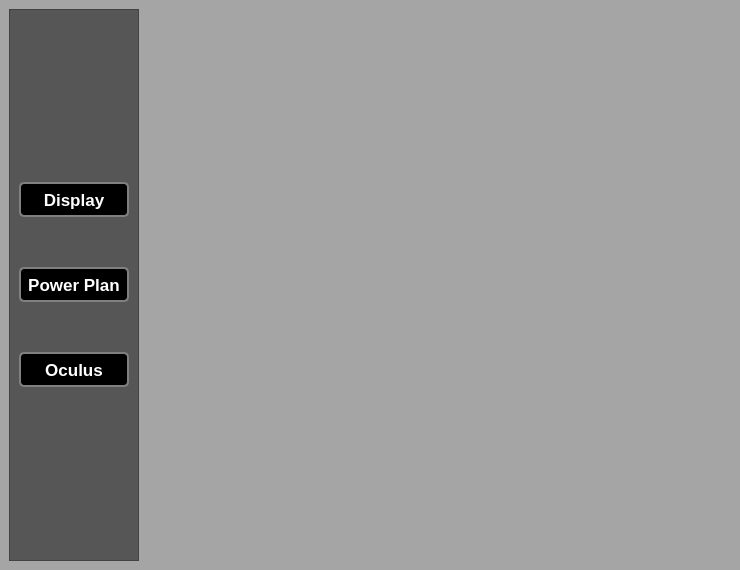
This is ui/settingsMenu.ui in donnie58744/W.A.D.D.L.E as Qt 5 draws it before an edit. The edited form follows.
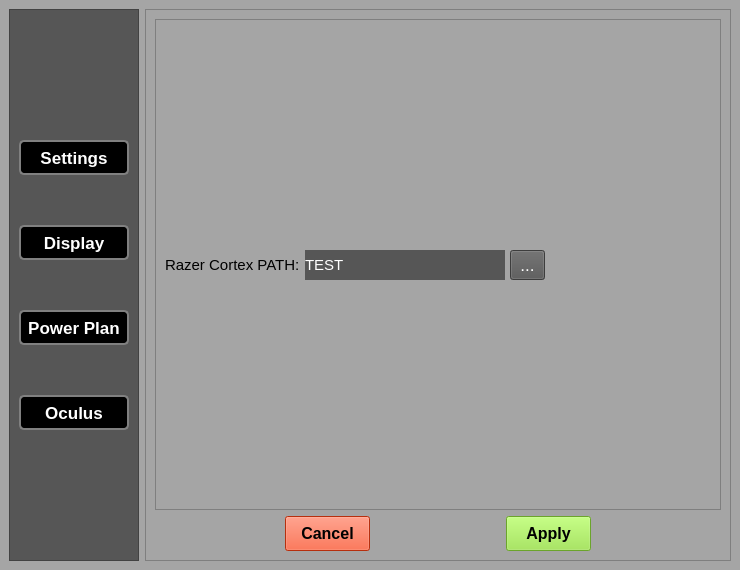
This is the edited form.

Diff of the .ui file:
```diff
--- a/ui/settingsMenu.ui
+++ b/ui/settingsMenu.ui
@@ -65,6 +65,30 @@
           <property name="spacing">
            <number>50</number>
           </property>
+          <item>
+           <widget class="QPushButton" name="settingsBtn">
+            <property name="minimumSize">
+             <size>
+              <width>0</width>
+              <height>35</height>
+             </size>
+            </property>
+            <property name="cursor">
+             <cursorShape>PointingHandCursor</cursorShape>
+            </property>
+            <property name="styleSheet">
+             <string notr="true">background-color: rgb(0, 0, 0);
+color: rgb(255, 255, 255);
+font-size:17px;
+font-weight:800;
+border: 2px solid grey;
+border-radius: 5px;</string>
+            </property>
+            <property name="text">
+             <string>Settings</string>
+            </property>
+           </widget>
+          </item>
           <item>
            <widget class="QPushButton" name="displayBtn">
             <property name="sizePolicy">
@@ -81,7 +105,7 @@
             </property>
             <property name="font">
              <font>
-              <pointsize>13</pointsize>
+              <pointsize>-1</pointsize>
               <weight>99</weight>
               <bold>true</bold>
              </font>
@@ -92,6 +116,7 @@
             <property name="styleSheet">
              <string notr="true">background-color: rgb(0, 0, 0);
 color: rgb(255, 255, 255);
+font-size:17px;
 font-weight:800;
 border: 2px solid grey;
 border-radius: 5px;</string>
@@ -111,7 +136,7 @@
             </property>
             <property name="font">
              <font>
-              <pointsize>13</pointsize>
+              <pointsize>-1</pointsize>
               <weight>99</weight>
               <bold>true</bold>
              </font>
@@ -122,6 +147,7 @@
             <property name="styleSheet">
              <string notr="true">background-color: rgb(0, 0, 0);
 color: rgb(255, 255, 255);
+font-size:17px;
 font-weight:800;
 border: 2px solid grey;
 border-radius: 5px;</string>
@@ -141,7 +167,7 @@
             </property>
             <property name="font">
              <font>
-              <pointsize>13</pointsize>
+              <pointsize>-1</pointsize>
               <weight>99</weight>
               <bold>true</bold>
              </font>
@@ -152,6 +178,7 @@
             <property name="styleSheet">
              <string notr="true">background-color: rgb(0, 0, 0);
 color: rgb(255, 255, 255);
+font-size:17px;
 font-weight:800;
 border: 2px solid grey;
 border-radius: 5px;</string>
@@ -167,6 +194,223 @@
       </widget>
      </widget>
     </item>
+    <item row="0" column="1">
+     <widget class="QFrame" name="frame">
+      <property name="sizePolicy">
+       <sizepolicy hsizetype="Expanding" vsizetype="Expanding">
+        <horstretch>0</horstretch>
+        <verstretch>0</verstretch>
+       </sizepolicy>
+      </property>
+      <property name="frameShape">
+       <enum>QFrame::StyledPanel</enum>
+      </property>
+      <property name="frameShadow">
+       <enum>QFrame::Raised</enum>
+      </property>
+      <layout class="QGridLayout" name="gridLayout_2">
+       <item row="0" column="0">
+        <widget class="QFrame" name="frame_2">
+         <property name="frameShape">
+          <enum>QFrame::StyledPanel</enum>
+         </property>
+         <property name="frameShadow">
+          <enum>QFrame::Raised</enum>
+         </property>
+         <layout class="QGridLayout" name="gridLayout_3">
+          <item row="2" column="0">
+           <spacer name="verticalSpacer_2">
+            <property name="orientation">
+             <enum>Qt::Vertical</enum>
+            </property>
+            <property name="sizeType">
+             <enum>QSizePolicy::Fixed</enum>
+            </property>
+            <property name="sizeHint" stdset="0">
+             <size>
+              <width>20</width>
+              <height>230</height>
+             </size>
+            </property>
+           </spacer>
+          </item>
+          <item row="1" column="0">
+           <layout class="QHBoxLayout" name="horizontalLayout">
+            <property name="spacing">
+             <number>5</number>
+            </property>
+            <item>
+             <widget class="QLabel" name="label">
+              <property name="sizePolicy">
+               <sizepolicy hsizetype="Fixed" vsizetype="Fixed">
+                <horstretch>0</horstretch>
+                <verstretch>0</verstretch>
+               </sizepolicy>
+              </property>
+              <property name="font">
+               <font>
+                <pointsize>11</pointsize>
+               </font>
+              </property>
+              <property name="text">
+               <string>Razer Cortex PATH:</string>
+              </property>
+             </widget>
+            </item>
+            <item alignment="Qt::AlignHCenter|Qt::AlignVCenter">
+             <widget class="QLabel" name="cortexPathLabel">
+              <property name="sizePolicy">
+               <sizepolicy hsizetype="Fixed" vsizetype="Fixed">
+                <horstretch>0</horstretch>
+                <verstretch>0</verstretch>
+               </sizepolicy>
+              </property>
+              <property name="minimumSize">
+               <size>
+                <width>200</width>
+                <height>30</height>
+               </size>
+              </property>
+              <property name="maximumSize">
+               <size>
+                <width>270</width>
+                <height>25</height>
+               </size>
+              </property>
+              <property name="font">
+               <font>
+                <pointsize>11</pointsize>
+               </font>
+              </property>
+              <property name="cursor">
+               <cursorShape>ForbiddenCursor</cursorShape>
+              </property>
+              <property name="styleSheet">
+               <string notr="true">background-color: rgb(86, 86, 86);
+color: rgb(255, 255, 255);</string>
+              </property>
+              <property name="text">
+               <string>TEST</string>
+              </property>
+             </widget>
+            </item>
+            <item alignment="Qt::AlignHCenter|Qt::AlignVCenter">
+             <widget class="QToolButton" name="cortexFileDialogBtn">
+              <property name="minimumSize">
+               <size>
+                <width>35</width>
+                <height>30</height>
+               </size>
+              </property>
+              <property name="font">
+               <font>
+                <pointsize>13</pointsize>
+               </font>
+              </property>
+              <property name="cursor">
+               <cursorShape>PointingHandCursor</cursorShape>
+              </property>
+              <property name="mouseTracking">
+               <bool>false</bool>
+              </property>
+              <property name="styleSheet">
+               <string notr="true">background-color: rgb(86, 86, 86);
+color: rgb(255, 255, 255);</string>
+              </property>
+              <property name="text">
+               <string>...</string>
+              </property>
+             </widget>
+            </item>
+           </layout>
+          </item>
+          <item row="0" column="0">
+           <spacer name="verticalSpacer">
+            <property name="orientation">
+             <enum>Qt::Vertical</enum>
+            </property>
+            <property name="sizeType">
+             <enum>QSizePolicy::Fixed</enum>
+            </property>
+            <property name="sizeHint" stdset="0">
+             <size>
+              <width>20</width>
+              <height>230</height>
+             </size>
+            </property>
+           </spacer>
+          </item>
+          <item row="1" column="1">
+           <spacer name="horizontalSpacer">
+            <property name="orientation">
+             <enum>Qt::Horizontal</enum>
+            </property>
+            <property name="sizeHint" stdset="0">
+             <size>
+              <width>40</width>
+              <height>20</height>
+             </size>
+            </property>
+           </spacer>
+          </item>
+         </layout>
+        </widget>
+       </item>
+       <item row="1" column="0">
+        <layout class="QHBoxLayout" name="horizontalLayout_3">
+         <item>
+          <widget class="QPushButton" name="cancelBtn">
+           <property name="minimumSize">
+            <size>
+             <width>85</width>
+             <height>35</height>
+            </size>
+           </property>
+           <property name="maximumSize">
+            <size>
+             <width>85</width>
+             <height>35</height>
+            </size>
+           </property>
+           <property name="styleSheet">
+            <string notr="true">background-color: rgb(255, 66, 19);
+font-size:16px;
+font-weight:600</string>
+           </property>
+           <property name="text">
+            <string>Cancel</string>
+           </property>
+          </widget>
+         </item>
+         <item>
+          <widget class="QPushButton" name="applyBtn">
+           <property name="minimumSize">
+            <size>
+             <width>85</width>
+             <height>35</height>
+            </size>
+           </property>
+           <property name="maximumSize">
+            <size>
+             <width>85</width>
+             <height>35</height>
+            </size>
+           </property>
+           <property name="styleSheet">
+            <string notr="true">background-color:rgb(150, 230, 60);
+font-size:16px;
+font-weight:600</string>
+           </property>
+           <property name="text">
+            <string>Apply</string>
+           </property>
+          </widget>
+         </item>
+        </layout>
+       </item>
+      </layout>
+     </widget>
+    </item>
    </layout>
   </widget>
  </widget>
```
